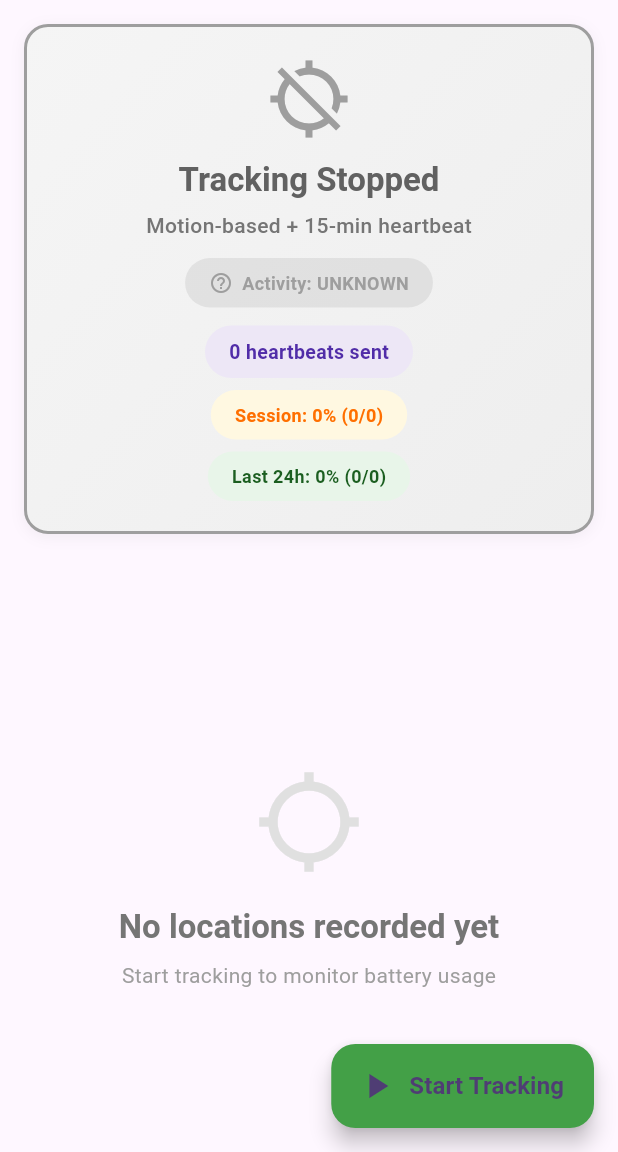
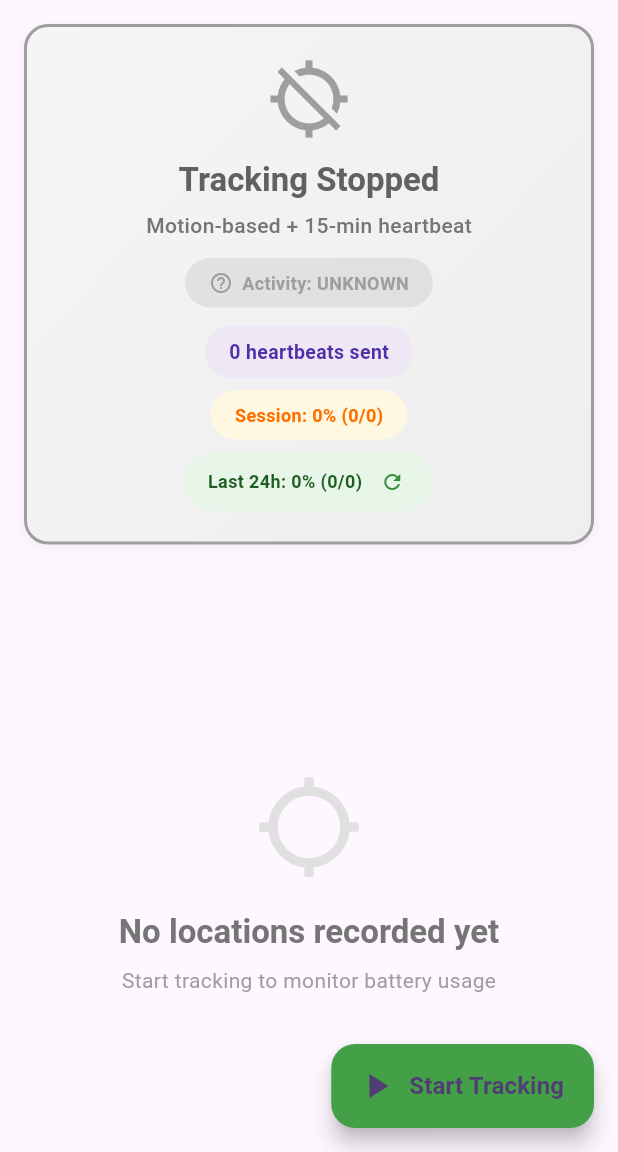
Before and after one commit to prakash100198/geo_tracker, a Flutter app: the screen it shows after launch, on a phone screen of 412 x 824 dp, the part 84-1236 px from its top. Run offline on Flutter 3.47's test engine with Material 3 defaults, Android fonts, the phone set to English and light mode, and no system bars; our stand-ins replace flutter_riverpod, shared_preferences; missing offline and left inert: flutter_background_geolocation.

Commit message:
feat: Implement a 24-hour statistics reset button and optimize location tracking settings for battery efficiency.

```diff
--- a/lib/views/home_page.dart
+++ b/lib/views/home_page.dart
@@ -237,7 +237,6 @@ class _HomePageState extends ConsumerState<HomePage> {
         // WHY: LOW uses GPS sparingly, relies more on cell towers + WiFi
         // IMPACT: 🔋 **30-40% battery savings** - Major optimization!
         desiredAccuracy: bg.Config.DESIRED_ACCURACY_LOW, // (was MEDIUM)
-
         // ═══════════════════════════════════════════════════
         // 📱 ANDROID-SPECIFIC: Location Update Intervals
         // ═══════════════════════════════════════════════════
@@ -247,7 +246,6 @@ class _HomePageState extends ConsumerState<HomePage> {
         // WHY: Android FusedLocation API less frequent
         // IMPACT: Reduces Android-specific triggers
         locationUpdateInterval: 1200000, // 20 minutes (was 900000)
-
         // 9. FASTEST UPDATE INTERVAL - Minimum threshold
         // CONFIG #2 OPTIMIZED: 5 min → 10 min (+100%)
         // WHY: Higher minimum threshold between updates
@@ -883,13 +881,42 @@ class _HomePageState extends ConsumerState<HomePage> {
                     color: Colors.green.shade50,
                     borderRadius: BorderRadius.circular(20),
                   ),
-                  child: Text(
+                  child: Row(
+                    mainAxisSize: MainAxisSize.min,
+                    children: [
+                      Text(
                         'Last 24h: $efficiency24h% ($_heartbeats24h/$_triggers24h)',
                         style: TextStyle(
                           color: Colors.green.shade900,
                           fontWeight: FontWeight.bold,
                           fontSize: 12,
                         ),
+                      ),
+                      const SizedBox(width: 8),
+                      InkWell(
+                        onTap: () async {
+                          await _reset24hStats();
+                          if (mounted) {
+                            ScaffoldMessenger.of(context).showSnackBar(
+                              const SnackBar(
+                                content: Text('✓ 24h stats reset'),
+                                backgroundColor: Colors.green,
+                                duration: Duration(seconds: 2),
+                              ),
+                            );
+                          }
+                        },
+                        borderRadius: BorderRadius.circular(12),
+                        child: Padding(
+                          padding: const EdgeInsets.all(4),
+                          child: Icon(
+                            Icons.refresh,
+                            size: 16,
+                            color: Colors.green.shade700,
+                          ),
+                        ),
+                      ),
+                    ],
                   ),
                 ),
               ],
```
Lines whose indentation alone changed are shown as unchanged.
